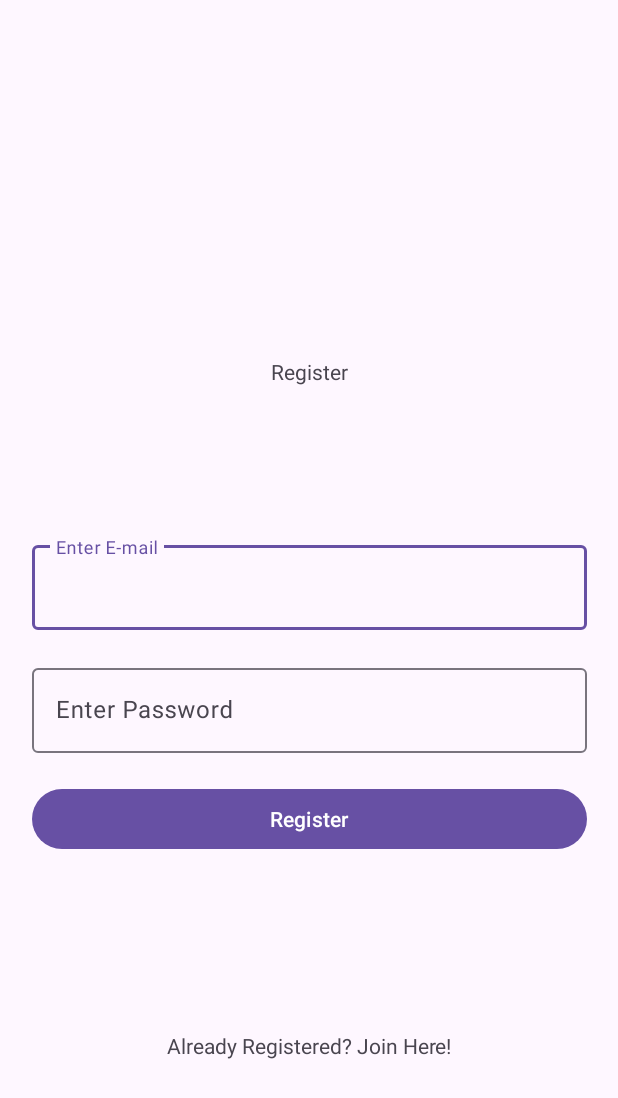
After one commit to NovaKal/Aplicaciones_Moviles-Unidad_5, an Android app: the layout register.xml on its own in the app's theme, with its tools: preview values and no code run, on a phone screen of 412 x 824 dp. The commit adds this screen. Shown: the top 1098 px of the screen. Run offline under Robolectric (Android 15) with nearby library versions, the phone set to English and light mode, and no system bars.

Commit message:
Added Register Screen

```diff
--- /dev/null
+++ b/memoryrace/app/src/main/res/layout/register.xml
@@ -0,0 +1,85 @@
+<?xml version="1.0" encoding="utf-8"?>
+<androidx.constraintlayout.widget.ConstraintLayout xmlns:android="http://schemas.android.com/apk/res/android"
+    xmlns:app="http://schemas.android.com/apk/res-auto"
+    xmlns:tools="http://schemas.android.com/tools"
+    android:layout_width="match_parent"
+    android:layout_height="match_parent" >
+
+    <TextView
+        android:id="@+id/login_textView_title"
+        android:layout_width="370dp"
+        android:layout_height="40dp"
+        android:layout_marginTop="228dp"
+        android:gravity="center"
+        android:text="@string/register_title"
+        app:layout_constraintEnd_toEndOf="parent"
+        app:layout_constraintStart_toStartOf="parent"
+        app:layout_constraintTop_toTopOf="parent" />
+
+    <com.google.android.material.textfield.TextInputLayout
+        android:id="@+id/login_textInputLayout_email"
+        android:layout_width="370dp"
+        android:layout_height="0dp"
+        android:layout_marginTop="90dp"
+        app:layout_constraintEnd_toEndOf="parent"
+        app:layout_constraintStart_toStartOf="parent"
+        app:layout_constraintTop_toBottomOf="@+id/login_textView_title">
+
+        <EditText
+            android:id="@+id/login_editTextTextEmailAddress"
+            android:layout_width="match_parent"
+            android:layout_height="wrap_content"
+            android:layout_weight="1"
+            android:autofillHints="password"
+            android:ems="10"
+            android:hint="@string/register_email_hint"
+            android:importantForAutofill="yes"
+            android:inputType="textEmailAddress"
+            tools:ignore="LabelFor,SpeakableTextPresentCheck" />
+    </com.google.android.material.textfield.TextInputLayout>
+
+    <com.google.android.material.textfield.TextInputLayout
+        android:id="@+id/login_textInputLayout_password"
+        android:layout_width="370dp"
+        android:layout_height="0dp"
+        android:layout_marginTop="20dp"
+        app:layout_constraintEnd_toEndOf="@+id/login_textInputLayout_email"
+        app:layout_constraintStart_toStartOf="@+id/login_textInputLayout_email"
+        app:layout_constraintTop_toBottomOf="@+id/login_textInputLayout_email">
+
+        <EditText
+            android:id="@+id/login_editTextTextPassword"
+            android:layout_width="match_parent"
+            android:layout_height="wrap_content"
+            android:layout_weight="1"
+            android:autofillHints="emailAddress"
+            android:ems="10"
+            android:hint="@string/register_password_hint"
+            android:importantForAutofill="yes"
+            android:inputType="textPassword"
+            tools:ignore="LabelFor,SpeakableTextPresentCheck" />
+    </com.google.android.material.textfield.TextInputLayout>
+
+    <Button
+        android:id="@+id/login_button_login"
+        android:layout_width="370dp"
+        android:layout_height="0dp"
+        android:layout_marginTop="20dp"
+        android:text="@string/register_button_register"
+        android:contentDescription="@string/register_button_desc"
+        app:layout_constraintEnd_toEndOf="@+id/login_textInputLayout_email"
+        app:layout_constraintStart_toStartOf="@+id/login_textInputLayout_email"
+        app:layout_constraintTop_toBottomOf="@+id/login_textInputLayout_password"
+        tools:ignore="VisualLintButtonSize" />
+
+    <TextView
+        android:id="@+id/textView2"
+        android:layout_width="wrap_content"
+        android:layout_height="wrap_content"
+        android:text="@string/register_text_login"
+        app:layout_constraintBottom_toBottomOf="parent"
+        app:layout_constraintEnd_toEndOf="@+id/login_textView_title"
+        app:layout_constraintStart_toStartOf="@+id/login_textView_title"
+        app:layout_constraintTop_toBottomOf="@+id/login_button_login" />
+
+</androidx.constraintlayout.widget.ConstraintLayout>
--- a/memoryrace/app/src/main/res/values/strings.xml
+++ b/memoryrace/app/src/main/res/values/strings.xml
@@ -5,6 +5,13 @@
     <string name="login_email_hint">E-mail</string>
     <string name="login_password_hint">Password</string>
     <string name="login_button_login">Login</string>
-    <string name="login_button_desc">Join The Fun</string>
+    <string name="login_button_desc">Test your skills</string>
     <string name="login_text_register">New? Register Here!</string>
+
+    <string name="register_title">Register</string>
+    <string name="register_email_hint">Enter E-mail</string>
+    <string name="register_password_hint">Enter Password</string>
+    <string name="register_button_register">Register</string>
+    <string name="register_button_desc">Join The Fun</string>
+    <string name="register_text_login">Already Registered? Join Here!</string>
 </resources>
```
